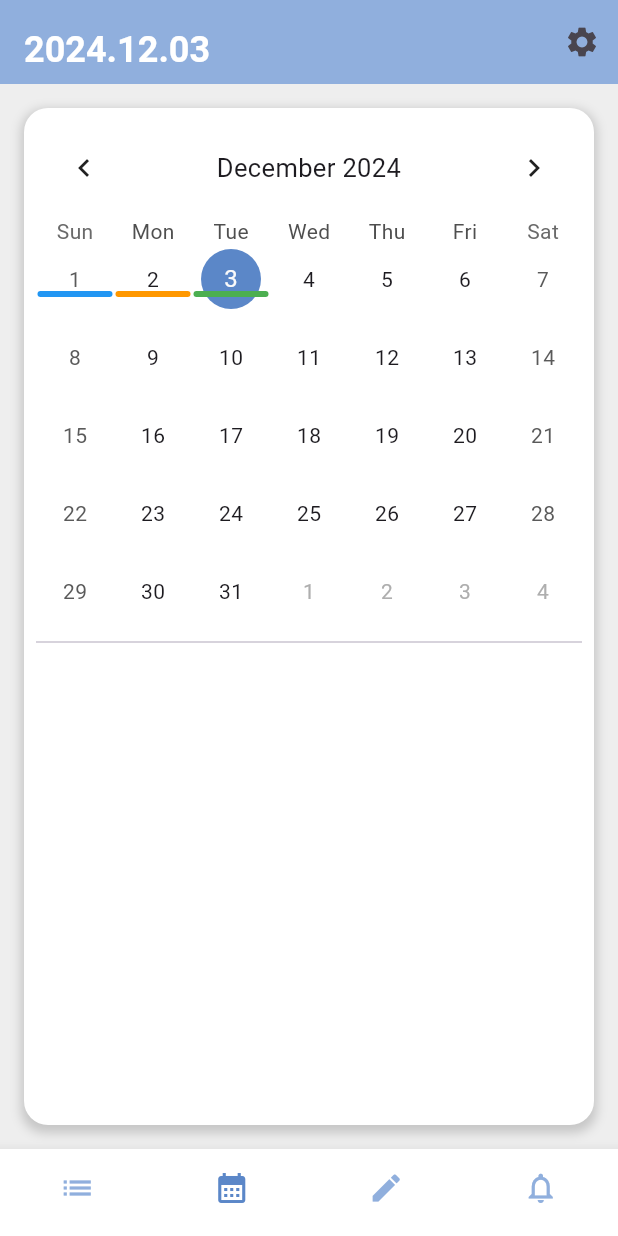
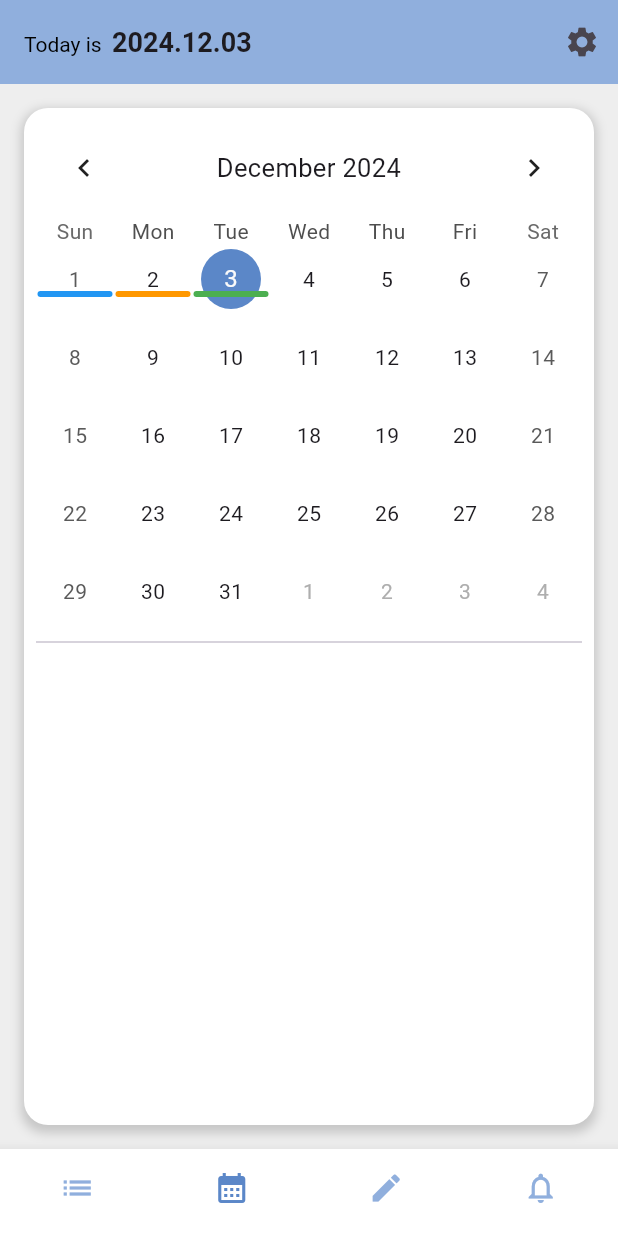
Before and after one commit to Mirum-List/Mirum-List, a Flutter app: the screen it shows once a user with an empty profile is signed in, item 2 of the bottom bar chosen, on a phone screen of 412 x 824 dp. Run offline on Flutter 3.47's test engine with Material 3 defaults, Android fonts, the light colour scheme and no system bars; drawn by our look-alikes of table_calendar; our stand-ins replace cloud_firestore, firebase_auth, firebase_core; accounts and stored records are empty.

Commit message:
AppBar font 수정

```diff
--- a/lib/home/main_screen.dart
+++ b/lib/home/main_screen.dart
@@ -1,5 +1,3 @@
-// lib/home/main_screen.dart
-
 import 'package:flutter/material.dart';
 import 'package:intl/intl.dart';
 import 'package:mirum_list/Log/log_screen.dart';
@@ -29,7 +27,7 @@
   Widget _getCurrentPage() {
     switch (_selectedIndex) {
       case 0:
-        return ListViewScreen();
+        return  ListViewScreen();
       case 1:
         return const CalendarScreen();
       case 2:
@@ -41,18 +39,31 @@
     }
   }
 
-  String _getAppBarTitle() {
+  Widget _getAppBarTitle() {
     switch (_selectedIndex) {
       case 0:
-        return '리스트 보기';
+        return const Text('리스트 보기');
       case 1:
-        return DateFormat('yyyy.MM.dd').format(DateTime.now());
+        return Text.rich(
+          TextSpan(
+            children: [
+              TextSpan(
+                text: 'Today is  ',
+                style: const TextStyle(fontSize: 14.0, color: Colors.black),
+              ),
+              TextSpan(
+                text: DateFormat('yyyy.MM.dd').format(DateTime.now()),
+                style: const TextStyle(fontSize: 18.0, fontWeight: FontWeight.bold),
+              ),
+            ],
+          ),
+        );
       case 2:
-        return '리스트 편집';
+        return const Text('리스트 편집');
       case 3:
-        return '로그';
+        return const Text('로그');
       default:
-        return '';
+        return const Text('');
     }
   }
 
@@ -64,22 +75,15 @@
   Widget build(BuildContext context) {
     return Scaffold(
       appBar: AppBar(
-        title: Padding(
-          padding: const EdgeInsets.only(top: 10.0), // 텍스트를 아래로 내림
-          child: Text(
-            _getAppBarTitle(),
-            style: const TextStyle(
-                fontWeight: FontWeight.bold, fontSize: 24, color: whiteColor),
-          ),
-        ),
+        title: _getAppBarTitle(),
         backgroundColor: mainColor,
         actions: [
           IconButton(
             icon: const Icon(Icons.settings),
             onPressed: () {
               Navigator.push(
-                  context,
-                  MaterialPageRoute(
+                context,
+                MaterialPageRoute(
                   builder: (context) => const SettingsScreen(),
                 ),
               );
@@ -106,7 +110,7 @@
           ),
           BottomNavigationBarItem(
             icon: Icon(Icons.notifications_none),
-            label: "로그",
+            label: '로그',
           ),
         ],
         currentIndex: _selectedIndex,
```
